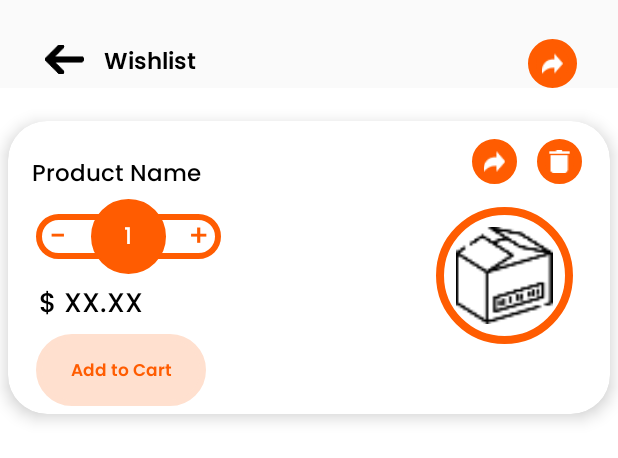
After one commit to chukkamahesh8/mhg_repo, an Android app: the layout activity_wishlist.xml on its own in the app's theme, with its tools: preview values and no code run, on a phone screen of 412 x 824 dp. The commit adds this screen. Shown: the top 458 px of the screen. Run offline under Robolectric (Android 15) with nearby library versions, the phone set to English and light mode, and no system bars.

Commit message:
Wishlist

```diff
--- a/app/src/main/res/layout/activity_cart.xml
+++ b/app/src/main/res/layout/activity_cart.xml
@@ -22,7 +22,8 @@
                 android:layout_height="19dp"
                 android:layout_marginLeft="@dimen/_23sdp"
                 android:clickable="true"
-                android:onClick="deliveryAddress"
+                android:layout_marginVertical="@dimen/_3sdp"
+                android:onClick="cartBackPress"
                 android:scaleType="centerCrop"
                 android:src="@drawable/ic_back_arrow" />
 
@@ -102,12 +103,13 @@
                     android:textSize="@dimen/_15sdp" />
 
                 <TextView
+                    android:id="@+id/tv_price"
                     android:layout_width="match_parent"
                     android:layout_height="wrap_content"
                     android:fontFamily="@font/poppins_regular"
                     android:text="price details"
                     android:textColor="@color/bright_orange"
-                    android:textSize="@dimen/_12sdp" />
+                    android:textSize="12sp" />
             </LinearLayout>
         </RelativeLayout>
 
--- /dev/null
+++ b/app/src/main/res/layout/activity_wishlist.xml
@@ -0,0 +1,64 @@
+<?xml version="1.0" encoding="utf-8"?>
+<RelativeLayout xmlns:android="http://schemas.android.com/apk/res/android"
+    xmlns:app="http://schemas.android.com/apk/res-auto"
+    xmlns:tools="http://schemas.android.com/tools"
+    android:layout_width="match_parent"
+    android:layout_height="wrap_content"
+    android:orientation="horizontal"
+    tools:context=".activities.WishlistActivity">
+    <LinearLayout
+        android:id="@+id/ll_top"
+        android:layout_width="match_parent"
+        android:layout_height="wrap_content"
+        android:orientation="horizontal"
+        android:layout_alignParentTop="true"
+        android:layout_marginTop="@dimen/_20sdp">
+
+        <ImageView
+            android:id="@+id/wishlistBackPress"
+            android:layout_width="@dimen/_20sdp"
+            android:layout_height="19dp"
+            android:layout_marginLeft="@dimen/_23sdp"
+            android:clickable="true"
+            android:onClick="wishlistBackPress"
+            android:layout_marginVertical="@dimen/_3sdp"
+            android:scaleType="centerCrop"
+            android:src="@drawable/ic_back_arrow" />
+
+        <TextView
+            android:layout_width="wrap_content"
+            android:layout_height="wrap_content"
+            android:layout_gravity="center"
+            android:layout_marginLeft="@dimen/_10sdp"
+            android:fontFamily="@font/poppins_semibold"
+            android:text="Wishlist"
+            android:textColor="@color/colorBlack"
+            android:textSize="15sp" />
+
+    <RelativeLayout
+        android:layout_width="@dimen/_25sdp"
+        android:layout_height="@dimen/_25sdp"
+        android:layout_gravity="end"
+        android:layout_marginHorizontal="@dimen/_170sdp"
+        android:background="@drawable/ic_circle_ringl"
+        android:backgroundTint="@color/colorPrimary">
+
+        <ImageView
+            android:id="@+id/im_share"
+            android:layout_width="@dimen/_11sdp"
+            android:layout_height="@dimen/_12sdp"
+            android:layout_centerInParent="true"
+            android:src="@drawable/ic_share" />
+
+    </RelativeLayout>
+    </LinearLayout>
+
+    <androidx.recyclerview.widget.RecyclerView
+        android:id="@+id/rv_getwhislist"
+        android:layout_width="match_parent"
+        android:layout_below="@id/ll_top"
+        android:layout_height="wrap_content"
+        tools:listitem="@layout/item_wishlist" />
+
+
+</RelativeLayout>
--- a/app/src/main/res/layout/item_cart.xml
+++ b/app/src/main/res/layout/item_cart.xml
@@ -157,7 +157,7 @@
                  android:includeFontPadding="false"
                  android:maxLength="2"
                  android:maxLines="1"
-                 android:text="2"
+                 android:text="0"
                  android:textColor="@color/colorWhite"
                  android:textSize="@dimen/_12sdp" />
 
@@ -172,7 +172,6 @@
              android:layout_marginTop="@dimen/_14sdp"
              android:layout_toStartOf="@+id/ll_imgcart"
              android:fontFamily="@font/poppins_medium"
-             android:lines="1"
              android:singleLine="true"
              android:text="Product Name"
              android:textColor="@color/colorBlack"
--- /dev/null
+++ b/app/src/main/res/layout/item_wishlist.xml
@@ -0,0 +1,201 @@
+<?xml version="1.0" encoding="utf-8"?>
+<LinearLayout xmlns:android="http://schemas.android.com/apk/res/android"
+    xmlns:app="http://schemas.android.com/apk/res-auto"
+    android:layout_width="match_parent"
+    android:layout_height="match_parent"
+    android:background="@color/colorWhite"
+    android:orientation="vertical">
+
+    <androidx.cardview.widget.CardView
+        android:layout_width="match_parent"
+        android:layout_height="@dimen/_150sdp"
+        android:layout_marginTop="@dimen/_17sdp"
+        android:layout_marginHorizontal="@dimen/_4sdp"
+        app:cardCornerRadius="@dimen/_20sdp"
+        app:cardElevation="@dimen/_5sdp">
+
+        <RelativeLayout
+            android:layout_width="match_parent"
+            android:layout_height="wrap_content"
+            android:orientation="horizontal"
+            android:padding="5dp">
+
+
+            <LinearLayout
+                android:id="@+id/ll_imgcart"
+                android:layout_width="wrap_content"
+                android:layout_height="wrap_content"
+                android:layout_marginTop="@dimen/_5sdp"
+                android:layout_alignParentRight="true"
+                android:layout_marginHorizontal="@dimen/_10sdp"
+                android:layout_gravity="right"
+                android:gravity="right">
+
+
+                <RelativeLayout
+                    android:layout_width="@dimen/_23sdp"
+                    android:layout_height="@dimen/_23sdp"
+                    android:background="@drawable/ic_circle_ringl"
+                    android:backgroundTint="@color/bright_orange">
+
+                    <ImageView
+                        android:id="@+id/whishlistproductshare"
+                        android:layout_width="@dimen/_12sdp"
+                        android:layout_height="@dimen/_12sdp"
+                        android:layout_centerInParent="true"
+                        android:src="@drawable/ic_share"
+                        app:tint="@color/colorWhite" />
+
+                </RelativeLayout>
+
+
+                <RelativeLayout
+                    android:layout_width="@dimen/_23sdp"
+                    android:layout_height="@dimen/_23sdp"
+                    android:layout_marginStart="@dimen/_10sdp"
+                    android:background="@drawable/ic_circle_ringl"
+                    android:backgroundTint="@color/bright_orange">
+
+                    <ImageView
+                        android:id="@+id/wishlistproductdelete"
+                        android:layout_width="@dimen/_12sdp"
+                        android:layout_height="@dimen/_12sdp"
+                        android:layout_centerInParent="true"
+                        android:src="@drawable/ic_delete"
+                        app:tint="@color/colorWhite" />
+
+                </RelativeLayout>
+
+
+            </LinearLayout>
+
+            <RelativeLayout
+                android:layout_width="wrap_content"
+                android:layout_height="wrap_content"
+                android:layout_below="@+id/ll_imgcart"
+                android:layout_alignParentRight="true"
+                              android:layout_marginHorizontal="@dimen/_15sdp"
+                android:layout_marginTop="@dimen/_12sdp">
+
+                <ImageView
+                    android:id="@+id/productimg"
+                    android:layout_width="@dimen/_70sdp"
+                    android:layout_height="@dimen/_70sdp"
+                    android:background="@drawable/ic_circle_ringl"
+                    android:padding="@dimen/_10sdp"
+                    android:scaleType="centerCrop"
+                    android:src="@drawable/ic_product" />
+
+            </RelativeLayout>
+
+            <RelativeLayout
+                android:id="@+id/addToCart"
+                android:layout_width="150dp"
+                android:layout_height="55dp"
+                android:layout_below="@id/tv_productname">
+
+                <RelativeLayout
+                    android:layout_width="150dp"
+                    android:layout_height="30dp"
+                    android:layout_alignParentStart="true"
+                    android:layout_centerInParent="true"
+                    android:layout_marginHorizontal="@dimen/_10sdp"
+                    android:background="@drawable/rounded_border"
+                    android:visibility="visible">
+
+                    <TextView
+                        android:id="@+id/tvminus"
+                        android:layout_width="30dp"
+                        android:layout_height="match_parent"
+                        android:layout_centerVertical="true"
+                        android:fontFamily="@font/poppins_medium"
+                        android:gravity="center"
+                        android:includeFontPadding="false"
+                        android:text="-"
+                        android:textColor="@color/colorOrange"
+                        android:textSize="20dp" />
+
+                    <TextView
+                        android:id="@+id/tv_plus"
+                        android:layout_width="30dp"
+                        android:layout_height="match_parent"
+                        android:layout_alignParentEnd="true"
+                        android:layout_centerVertical="true"
+                        android:layout_gravity="center"
+                        android:fontFamily="@font/poppins_medium"
+                        android:gravity="center"
+                        android:includeFontPadding="false"
+                        android:text="+"
+                        android:textColor="@color/bright_orange"
+                        android:textSize="20dp" />
+
+                </RelativeLayout>
+
+                <TextView
+                    android:id="@+id/tv_productcount"
+                    android:layout_width="50dp"
+                    android:layout_height="50dp"
+                    android:layout_centerInParent="true"
+                    android:layout_gravity="center"
+                    android:layout_weight="1"
+                    android:background="@drawable/circle"
+                    android:fontFamily="@font/poppins_medium"
+                    android:gravity="center"
+                    android:includeFontPadding="false"
+                    android:maxLength="2"
+                    android:maxLines="1"
+                    android:text="1"
+                    android:textColor="@color/colorWhite"
+                    android:textSize="@dimen/_12sdp" />
+
+            </RelativeLayout>
+
+            <TextView
+                android:id="@+id/tv_productname"
+                android:layout_width="match_parent"
+                android:layout_height="wrap_content"
+                android:layout_alignParentTop="true"
+                android:layout_marginHorizontal="@dimen/_8sdp"
+                android:layout_marginTop="@dimen/_14sdp"
+                android:layout_toStartOf="@+id/ll_imgcart"
+                android:fontFamily="@font/poppins_medium"
+                android:singleLine="true"
+                android:text="Product Name"
+                android:textColor="@color/colorBlack"
+                android:textSize="@dimen/_12sdp" />
+
+            <TextView
+                android:id="@+id/productprice"
+                android:layout_width="wrap_content"
+                android:layout_height="wrap_content"
+                android:layout_below="@+id/addToCart"
+                android:layout_alignParentBottom="true"
+                android:layout_marginHorizontal="@dimen/_12sdp"
+                android:layout_marginBottom="@dimen/_2sdp"
+                android:fontFamily="@font/poppins_medium"
+                android:text="$ XX.XX"
+                android:textColor="@color/colorBlack"
+                android:textSize="@dimen/_14sdp" />
+
+            <Button
+                android:id="@+id/txt_addto_cart"
+                android:layout_width="@dimen/_87sdp"
+                android:layout_height="wrap_content"
+                android:layout_weight="1"
+                android:background="@drawable/rounded_border"
+                android:layout_alignParentBottom="true"
+                android:layout_marginHorizontal="@dimen/_10sdp"
+                android:backgroundTint="#ffe0cf"
+                android:fontFamily="@font/poppins_semibold"
+                android:gravity="center"
+                android:includeFontPadding="false"
+                android:textAllCaps="false"
+                android:text="Add to Cart"
+                android:textColor="@color/bright_orange"
+                android:textSize="11sp" />
+
+
+        </RelativeLayout>
+
+    </androidx.cardview.widget.CardView>
+</LinearLayout>
--- a/app/src/main/res/layout/right_top_navigation.xml
+++ b/app/src/main/res/layout/right_top_navigation.xml
@@ -169,6 +169,8 @@
             android:layout_marginTop="@dimen/_25sdp"
             android:layout_marginBottom="@dimen/_20sdp"
             android:textColor="@color/bright_orange"
+            android:clickable="true"
+            android:onClick="myWishlist"
             android:fontFamily="@font/poppins_semibold" />
         </LinearLayout>
 
```
Also changed, not shown: app/src/main/AndroidManifest.xml (+4 -3 lines), app/src/main/java/com/classicsmart/myhomegrocers/activities/CartActivity.java (+18 -9 lines), app/src/main/java/com/classicsmart/myhomegrocers/activities/RighttopNavigationActivity.java (+5 -2 lines), app/src/main/java/com/classicsmart/myhomegrocers/activities/WishlistActivity.java (added, +73 -0 lines), app/src/main/java/com/classicsmart/myhomegrocers/adapters/CartAdapter.java (+26 -0 lines), app/src/main/java/com/classicsmart/myhomegrocers/adapters/WishlistAdapter.java (added, +96 -0 lines).
